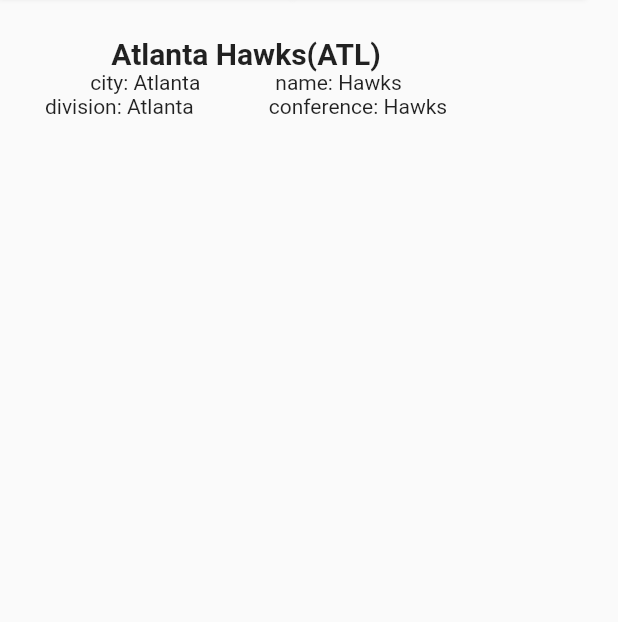
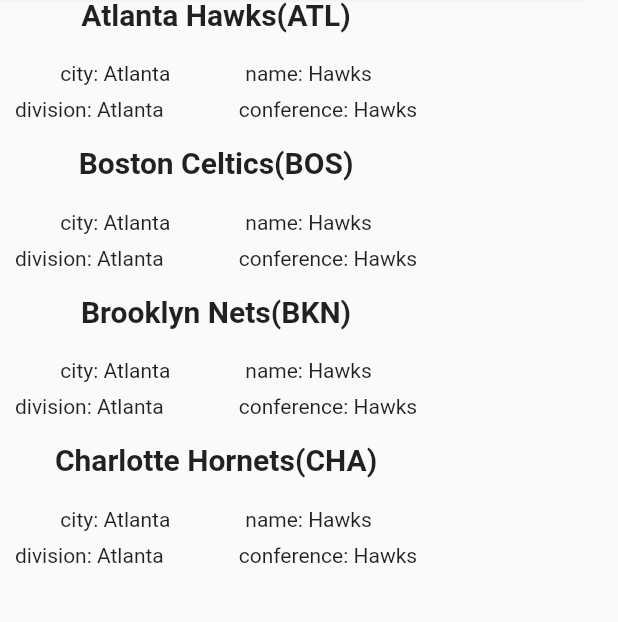
Before and after one commit to tinatib/flutter_app, a Flutter app: the screen it shows after launch, after a tap on "TEAMS", on a phone screen of 412 x 824 dp, the part 153-775 px from its top. Run offline on Flutter 3.47's test engine with Material 2 defaults, Android fonts, the phone set to English and light mode, and no system bars.

Commit message:
Last commit to changes

```diff
--- a/lib/main.dart
+++ b/lib/main.dart
@@ -34,6 +34,7 @@ class _MyAppState extends State<MyApp> {
                   child: RaisedButton(
                     child: Text('GAMES'),
                     color: Colors.purple.shade300,
+                   hoverColor: Colors.purple.shade50,
                     onPressed: () {
                       Navigator.push(
                         context,
@@ -415,8 +416,9 @@ class MyTeams extends StatelessWidget {
               ),
             ],
           ),
+
           Padding(
-            padding: const EdgeInsets.all(30.0),
+            padding: const EdgeInsets.fromLTRB(2,4,4,4),
             child: Row(
               children: [
                 Column(
@@ -425,6 +427,9 @@ class MyTeams extends StatelessWidget {
                       'Atlanta Hawks(ATL)',
                       style:
                       TextStyle(fontWeight: FontWeight.bold, fontSize: 20),
+                    ),
+                    SizedBox(
+                      height: 20,
                     ),
                     Row(
                       children: [
@@ -435,7 +440,9 @@ class MyTeams extends StatelessWidget {
                         Text('name: Hawks'),
                       ],
                     ),
-                    Row(
+                    Padding(
+                      padding: const EdgeInsets.all(8.0),
+                      child: Row(
                         children: [
                           Text('division: Atlanta'),
                           SizedBox(
@@ -444,11 +451,137 @@ class MyTeams extends StatelessWidget {
                           Text('conference: Hawks'),
                         ],
                       ),
+                    ),
                   ],
                 ),
               ],
             ),
-          )
+          ),
+
+
+
+          Padding(
+            padding: const EdgeInsets.fromLTRB(2,4,4,4),
+            child: Row(
+              children: [
+                Column(
+                  children: [
+                    Text(
+                      'Boston Celtics(BOS)',
+                      style:
+                      TextStyle(fontWeight: FontWeight.bold, fontSize: 20),
+                    ),
+                    SizedBox(
+                      height: 20,
+                    ),
+                    Row(
+                      children: [
+                        Text('city: Atlanta'),
+                        SizedBox(
+                          width: 50,
+                        ),
+                        Text('name: Hawks'),
+                      ],
+                    ),
+                    Padding(
+                      padding: const EdgeInsets.all(8.0),
+                      child: Row(
+                        children: [
+                          Text('division: Atlanta'),
+                          SizedBox(
+                            width: 50,
+                          ),
+                          Text('conference: Hawks'),
+                        ],
+                      ),
+                    ),
+                  ],
+                ),
+              ],
+            ),
+          ),
+
+          Padding(
+            padding: const EdgeInsets.fromLTRB(2,4,4,4),
+            child: Row(
+              children: [
+                Column(
+                  children: [
+                    Text(
+                      'Brooklyn Nets(BKN)',
+                      style:
+                      TextStyle(fontWeight: FontWeight.bold, fontSize: 20),
+                    ),
+                    SizedBox(
+                      height: 20,
+                    ),
+                    Row(
+                      children: [
+                        Text('city: Atlanta'),
+                        SizedBox(
+                          width: 50,
+                        ),
+                        Text('name: Hawks'),
+                      ],
+                    ),
+                    Padding(
+                      padding: const EdgeInsets.all(8.0),
+                      child: Row(
+                        children: [
+                          Text('division: Atlanta'),
+                          SizedBox(
+                            width: 50,
+                          ),
+                          Text('conference: Hawks'),
+                        ],
+                      ),
+                    ),
+                  ],
+                ),
+              ],
+            ),
+          ),
+
+          Padding(
+            padding: const EdgeInsets.fromLTRB(2,4,4,4),
+            child: Row(
+              children: [
+                Column(
+                  children: [
+                    Text(
+                      'Charlotte Hornets(CHA)',
+                      style:
+                      TextStyle(fontWeight: FontWeight.bold, fontSize: 20),
+                    ),
+                    SizedBox(
+                      height: 20,
+                    ),
+                    Row(
+                      children: [
+                        Text('city: Atlanta'),
+                        SizedBox(
+                          width: 50,
+                        ),
+                        Text('name: Hawks'),
+                      ],
+                    ),
+                    Padding(
+                      padding: const EdgeInsets.all(8.0),
+                      child: Row(
+                        children: [
+                          Text('division: Atlanta'),
+                          SizedBox(
+                            width: 50,
+                          ),
+                          Text('conference: Hawks'),
+                        ],
+                      ),
+                    ),
+                  ],
+                ),
+              ],
+            ),
+          ),
         ],
       )),
     );
```
Lines whose indentation alone changed are shown as unchanged.
